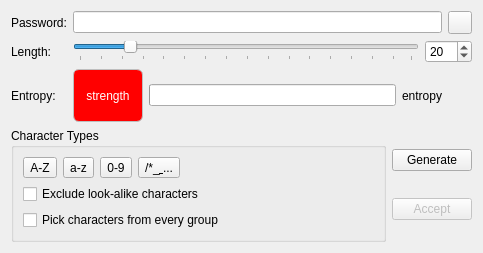
Before: the Qt Designer form src/gui/PasswordGeneratorWidget.ui in keepassxreboot/keepassxc, drawn with Qt 5.
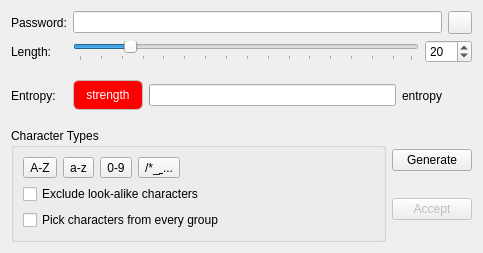
After: the same form once the commit is applied.

Commit message: Standalone Password Generator

Patch:
```diff
--- a/src/gui/PasswordGeneratorWidget.ui
+++ b/src/gui/PasswordGeneratorWidget.ui
@@ -10,6 +10,12 @@
     <height>253</height>
    </rect>
   </property>
+  <property name="maximumSize">
+   <size>
+    <width>16777215</width>
+    <height>253</height>
+   </size>
+  </property>
   <property name="windowTitle">
    <string/>
   </property>
@@ -107,6 +113,12 @@
            <height>0</height>
           </size>
          </property>
+         <property name="maximumSize">
+          <size>
+           <width>16777215</width>
+           <height>30</height>
+          </size>
+         </property>
          <property name="styleSheet">
           <string notr="true">border: 1px solid rgb(190, 190, 190);
 border-radius: 6px;
```
The commit also changes 9 other files.
